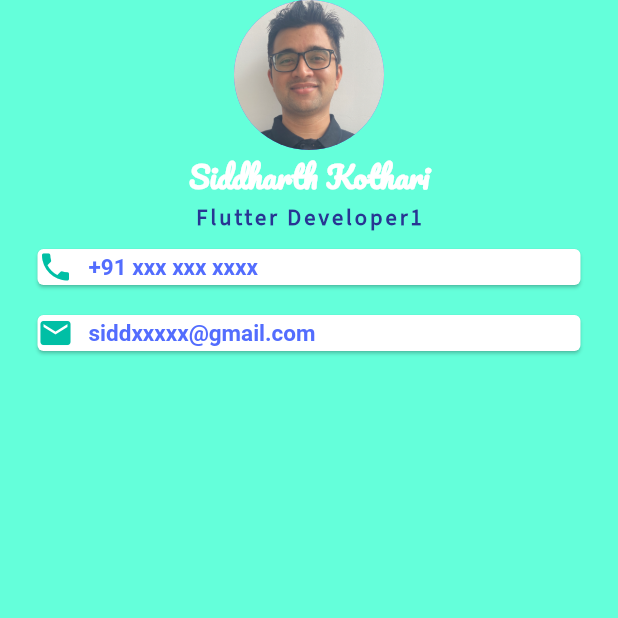
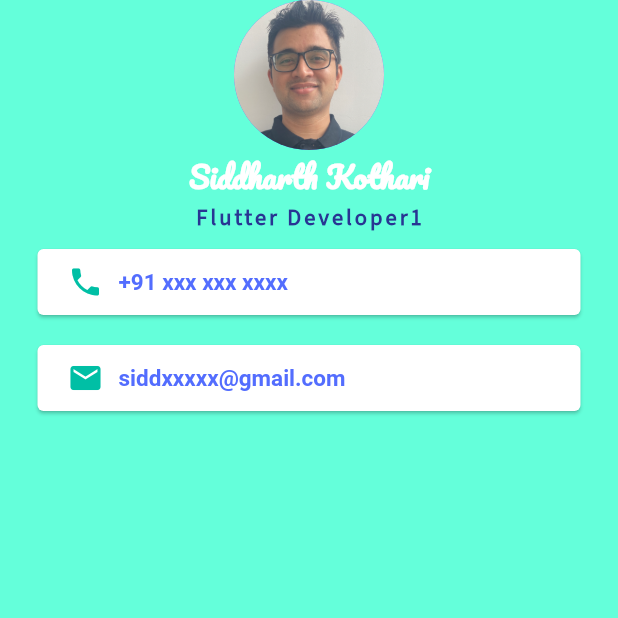
Before and after one commit to siddharth-kothari-spk/Flutter, a Flutter app: the screen it shows after launch, on a phone screen of 412 x 824 dp, the top half of it. Run offline on Flutter 3.47's test engine with Material 2 defaults, Android fonts, the phone set to English and light mode, and no system bars.

Commit message:
using Padding widget

```diff
--- a/mi_card_flutter-master/lib/main.dart
+++ b/mi_card_flutter-master/lib/main.dart
@@ -40,7 +40,8 @@ class MyApp extends StatelessWidget {
             Card(
               color: Colors.white,
               margin: EdgeInsets.symmetric(vertical: 10, horizontal: 25),
-              // padding: EdgeInsets.fromLTRB(20, 10, 20, 10),
+              child: Padding(
+                padding: EdgeInsets.fromLTRB(20, 10, 20, 10),
                 child: Row(
                   children: [
                     Icon(
@@ -60,10 +61,13 @@ class MyApp extends StatelessWidget {
                   ],
                 ),
               ),
+            ),
             Card(
               color: Colors.white,
               margin: EdgeInsets.symmetric(vertical: 10, horizontal: 25),
-              // padding: EdgeInsets.fromLTRB(20, 10, 20, 10),
+              child: Padding(
+                // Padding widget is used here as Card widget does not have padding property
+                padding: EdgeInsets.fromLTRB(20, 10, 20, 10),
                 child: Row(
                   children: [
                     Icon(
@@ -82,6 +86,7 @@ class MyApp extends StatelessWidget {
                     )
                   ],
                 ),
+              ),
             )
           ],
         )),
```
Lines whose indentation alone changed are shown as unchanged.
